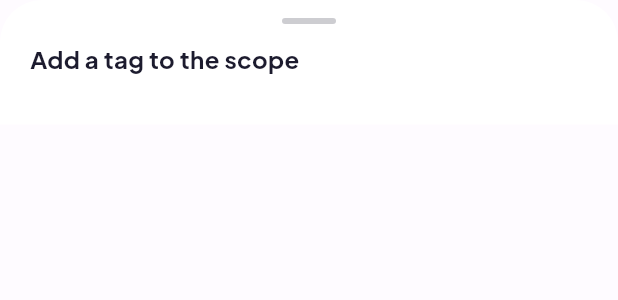
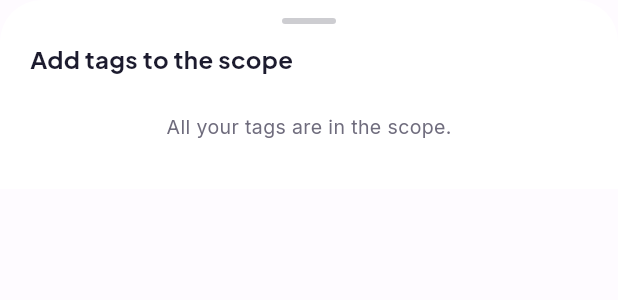
Before and after one commit to patelmilan03/ModuNote, a Flutter app: the _TagPickerSheet widget shown alone on an empty page, opened directly with empty values, on a phone screen of 412 x 824 dp. Shown: the top 300 px of the screen. Run offline on Flutter 3.47's test engine with Material 3 defaults, Android fonts, the phone set to English and light mode, and no system bars; drawn by our look-alikes of toastification; our stand-ins replace cloud_firestore, drift, drift_flutter, equatable, firebase_auth, firebase_core and 7 more; missing offline and left inert: flutter_floating_bottom_bar, flutter_quill, flutter_sound; accounts and stored records are empty; generated files the repository leaves out were written again; network calls fail.

Commit message:
updated settings screen, resolved issue involving tags not being indexed properly

```diff
--- a/modunote/lib/presentation/views/settings/settings_screen.dart
+++ b/modunote/lib/presentation/views/settings/settings_screen.dart
@@ -69,28 +69,26 @@ class _RagTagsCard extends ConsumerWidget {
   /// selected.
   Future<void> _pickExistingTag(
       BuildContext context, WidgetRef ref, List<Tag> allTags) async {
-    final selected = ref.read(ragIndexTagsProvider);
-    final available = allTags.where((t) => !selected.contains(t.name)).toList()
-      ..sort((a, b) => a.name.compareTo(b.name));
-
-    if (available.isEmpty) {
+    if (allTags.isEmpty) {
       // Rate-limited (see app_toast) so rapid taps don't stack toasts.
-      showInfoToast(
-        allTags.isEmpty
-            ? 'Create some tags on your notes first.'
-            : 'All your tags are already in the scope.',
-      );
+      showInfoToast('Create some tags on your notes first.');
+      return;
+    }
+    final scope = ref.read(ragIndexTagsProvider);
+    if (allTags.every((t) => scope.contains(t.name))) {
+      showInfoToast('All your tags are already in the scope.');
       return;
     }
 
-    final picked = await showModalBottomSheet<String>(
+    // useRootNavigator so the sheet renders ABOVE the floating bottom bar.
+    // The sheet is self-contained (multi-add): tapping a tag adds it to the
+    // scope and the remaining tags reflow, so no return value is needed.
+    await showModalBottomSheet<void>(
       context: context,
+      useRootNavigator: true,
       backgroundColor: Colors.transparent,
-      builder: (_) => _TagPickerSheet(tags: available, isDark: isDark),
+      builder: (_) => _TagPickerSheet(allTags: allTags, isDark: isDark),
     );
-    if (picked != null) {
-      await ref.read(ragIndexTagsProvider.notifier).addTag(picked);
-    }
   }
 
   /// Re-indexes every existing note that carries a scope tag, then reports the
@@ -316,24 +314,30 @@ class _AddTriggerTagChip extends StatelessWidget {
 }
 
 /// Bottom sheet listing the user's existing tags to add to the RAG scope.
-/// Pops with the chosen tag name (or null if dismissed).
-class _TagPickerSheet extends StatelessWidget {
-  const _TagPickerSheet({required this.tags, required this.isDark});
+/// Self-contained multi-add: tapping a tag adds it to the scope immediately,
+/// the tag disappears from the list, and the remaining tags reflow. Dismiss by
+/// swiping down or tapping the backdrop.
+class _TagPickerSheet extends ConsumerWidget {
+  const _TagPickerSheet({required this.allTags, required this.isDark});
 
-  final List<Tag> tags;
+  final List<Tag> allTags;
   final bool isDark;
 
   @override
-  Widget build(BuildContext context) {
+  Widget build(BuildContext context, WidgetRef ref) {
+    final scope = ref.watch(ragIndexTagsProvider);
+    final available = allTags.where((t) => !scope.contains(t.name)).toList()
+      ..sort((a, b) => a.name.compareTo(b.name));
+
     final cardBg = isDark ? AppColors.darkCard : AppColors.lightCard;
     final outlineStrong =
         isDark ? AppColors.darkOutlineStrong : AppColors.lightOutlineStrong;
     final onSurface =
         isDark ? AppColors.darkOnSurface : AppColors.lightOnSurface;
-    final chipBg =
-        isDark ? AppColors.darkChipBg : AppColors.lightChipBg;
-    final chipText =
-        isDark ? AppColors.darkChipText : AppColors.lightChipText;
+    final muted =
+        isDark ? AppColors.darkOnSurfaceMuted : AppColors.lightOnSurfaceMuted;
+    final chipBg = isDark ? AppColors.darkChipBg : AppColors.lightChipBg;
+    final chipText = isDark ? AppColors.darkChipText : AppColors.lightChipText;
 
     return Container(
       decoration: BoxDecoration(
@@ -359,7 +363,7 @@ class _TagPickerSheet extends StatelessWidget {
               child: Align(
                 alignment: Alignment.centerLeft,
                 child: Text(
-                  'Add a tag to the scope',
+                  'Add tags to the scope',
                   style: AppTypography.plusJakartaSans(
                     fontSize: 16,
                     fontWeight: FontWeight.w700,
@@ -371,13 +375,27 @@ class _TagPickerSheet extends StatelessWidget {
             Flexible(
               child: SingleChildScrollView(
                 padding: const EdgeInsets.fromLTRB(20, 4, 20, 20),
-                child: Wrap(
+                child: available.isEmpty
+                    ? Padding(
+                        padding: const EdgeInsets.symmetric(vertical: 12),
+                        child: Text(
+                          'All your tags are in the scope.',
+                          style: AppTypography.inter(
+                            fontSize: 13,
+                            fontWeight: FontWeight.w400,
+                            color: muted,
+                          ),
+                        ),
+                      )
+                    : Wrap(
                         spacing: 8,
                         runSpacing: 8,
                         children: [
-                    for (final tag in tags)
+                          for (final tag in available)
                             GestureDetector(
-                        onTap: () => Navigator.of(context).pop(tag.name),
+                              onTap: () => ref
+                                  .read(ragIndexTagsProvider.notifier)
+                                  .addTag(tag.name),
                               child: Container(
                                 padding: const EdgeInsets.symmetric(
                                     horizontal: 14, vertical: 8),
@@ -385,13 +403,21 @@ class _TagPickerSheet extends StatelessWidget {
                                   color: chipBg,
                                   borderRadius: BorderRadius.circular(999),
                                 ),
-                          child: Text(
+                                child: Row(
+                                  mainAxisSize: MainAxisSize.min,
+                                  children: [
+                                    Icon(Icons.add,
+                                        size: 14, color: chipText),
+                                    const SizedBox(width: 4),
+                                    Text(
                                       '#${tag.name}',
                                       style: AppTypography.inter(
                                         fontSize: 13,
                                         fontWeight: FontWeight.w600,
                                         color: chipText,
                                       ),
+                                    ),
+                                  ],
                                 ),
                               ),
                             ),
```
Lines whose indentation alone changed are shown as unchanged.
